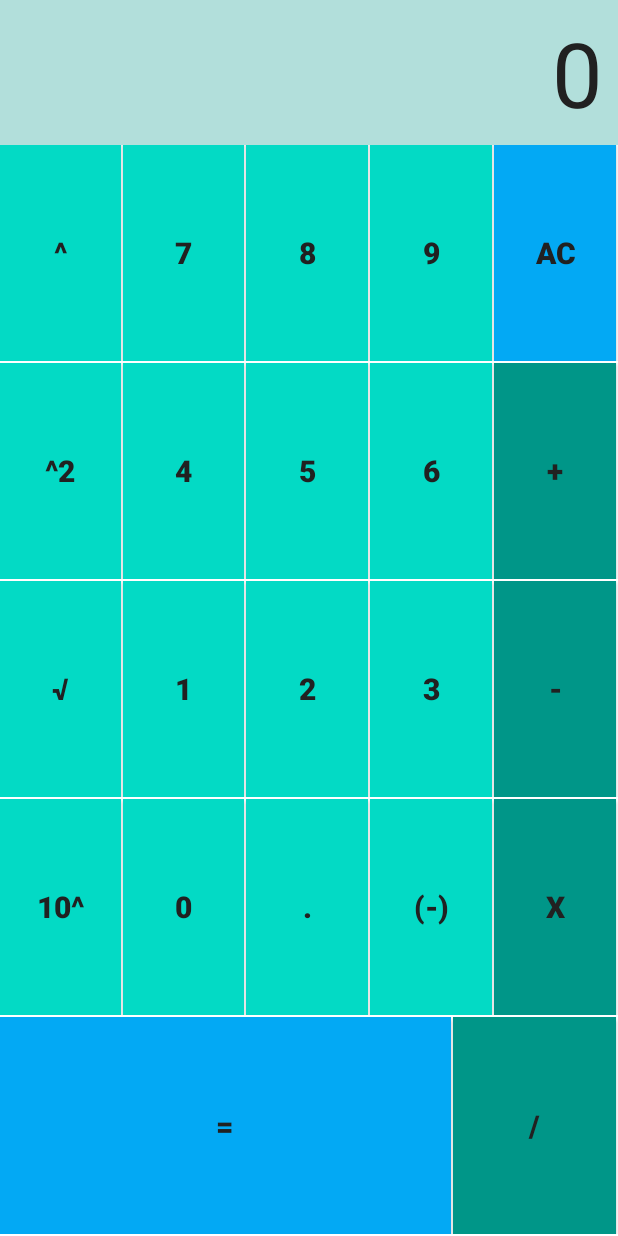
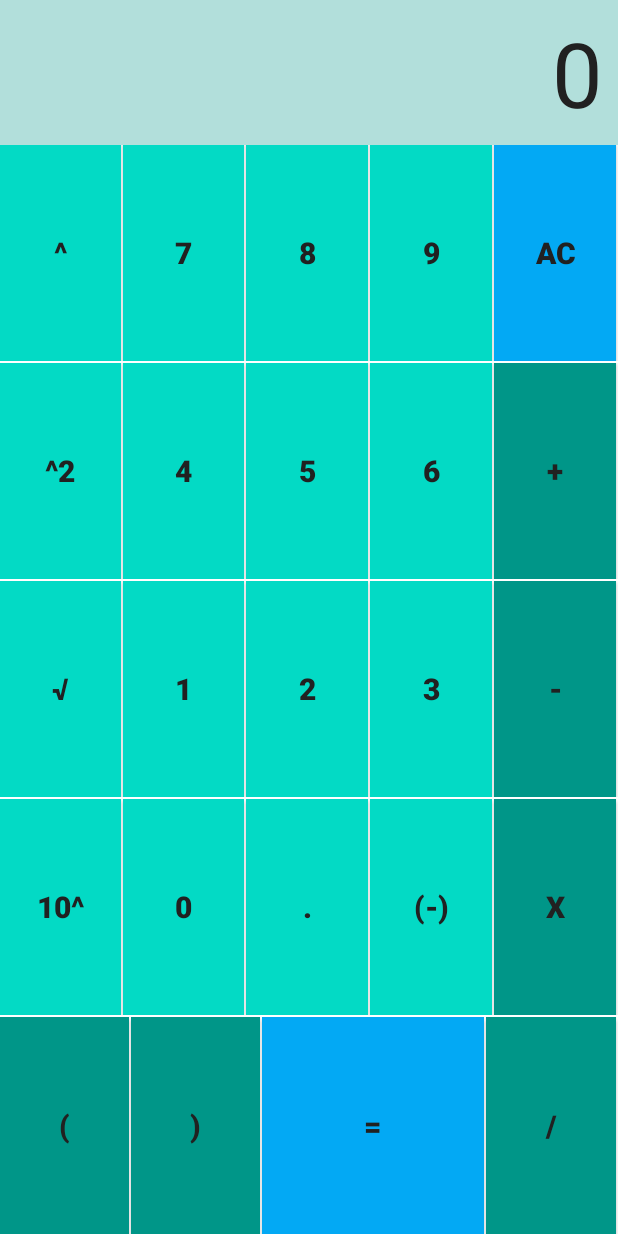
Before and after one commit to KLubin1/Travelers_Calculator, an Android app: the layout fragment_calculator.xml on its own in the app's theme, with its tools: preview values and no code run, on a phone screen of 412 x 824 dp. Run offline under Robolectric (Android 15) with nearby library versions, the phone set to English and light mode, and no system bars.

Commit message:
Added parentheses to calculator
Said I wanted parentheses, so I made space for them on the buttom. Now the real estate of the calc is full

```diff
--- a/app/src/main/res/layout/fragment_calculator.xml
+++ b/app/src/main/res/layout/fragment_calculator.xml
@@ -338,10 +338,36 @@
         android:layout_marginBottom="1dp"
         android:layout_height="wrap_content">
 
+        <Button
+            android:id="@+id/open_paren"
+            android:layout_width="0dp"
+            android:layout_height="match_parent"
+            android:layout_marginRight="1dp"
+            android:layout_weight="1"
+            android:background="@color/primary"
+            android:padding="8dp"
+            android:text="@string/open_paren"
+            android:textColor="@color/primary_text"
+            android:textSize="20sp"
+            android:textStyle="bold" />
+
+
+        <Button
+            android:id="@+id/close_paren"
+            android:layout_width="0dp"
+            android:layout_height="match_parent"
+            android:layout_marginRight="1dp"
+            android:layout_weight="1"
+            android:background="@color/primary"
+            android:padding="8dp"
+            android:text="@string/close_paren"
+            android:textColor="@color/primary_text"
+            android:textSize="20sp"
+            android:textStyle="bold" />
 
         <Button
             android:id="@+id/equal"
-            android:layout_width="192dp"
+            android:layout_width="62dp"
             android:layout_height="match_parent"
             android:layout_marginRight="1dp"
             android:layout_weight="1"
@@ -351,7 +377,6 @@
             android:textColor="@color/primary_text"
             android:textSize="20sp"
             android:textStyle="bold" />
-
 
         <Button
             android:id="@+id/divide"
--- a/app/src/main/res/values/strings.xml
+++ b/app/src/main/res/values/strings.xml
@@ -26,6 +26,8 @@
     <string name="dot">.</string>
     <string name="sqrt">√</string>
     <string name="square">^2</string>
+    <string name="open_paren">(</string>
+    <string name="close_paren">)</string>
     <string name="equal">=</string>
     <string name="error_message">"Can't Convert!"</string>
 
```
